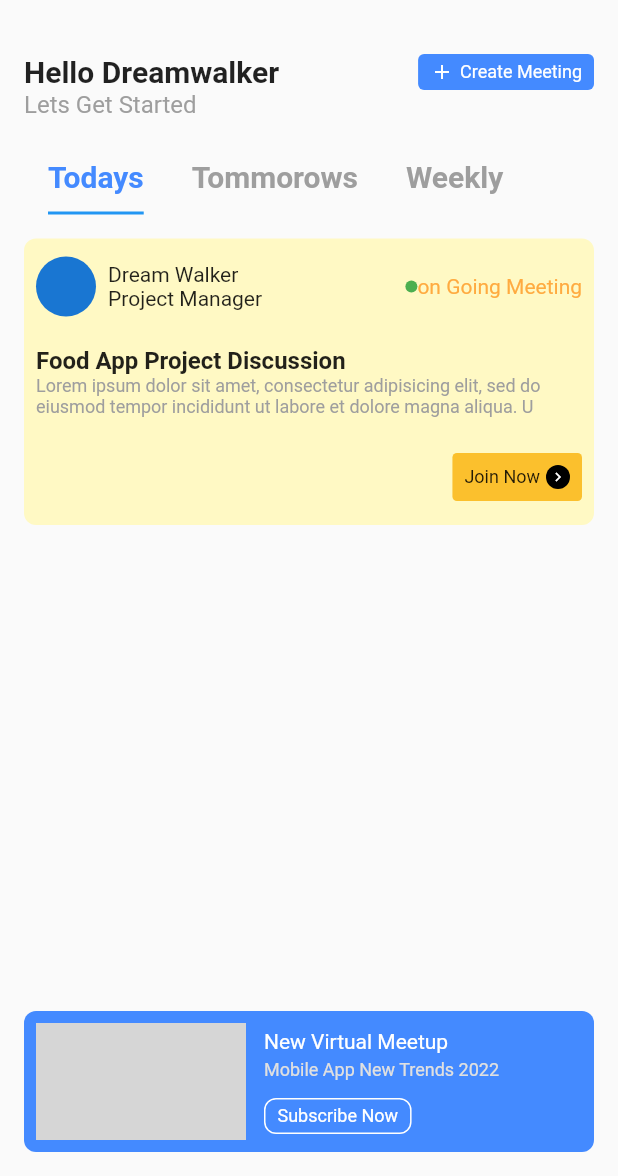
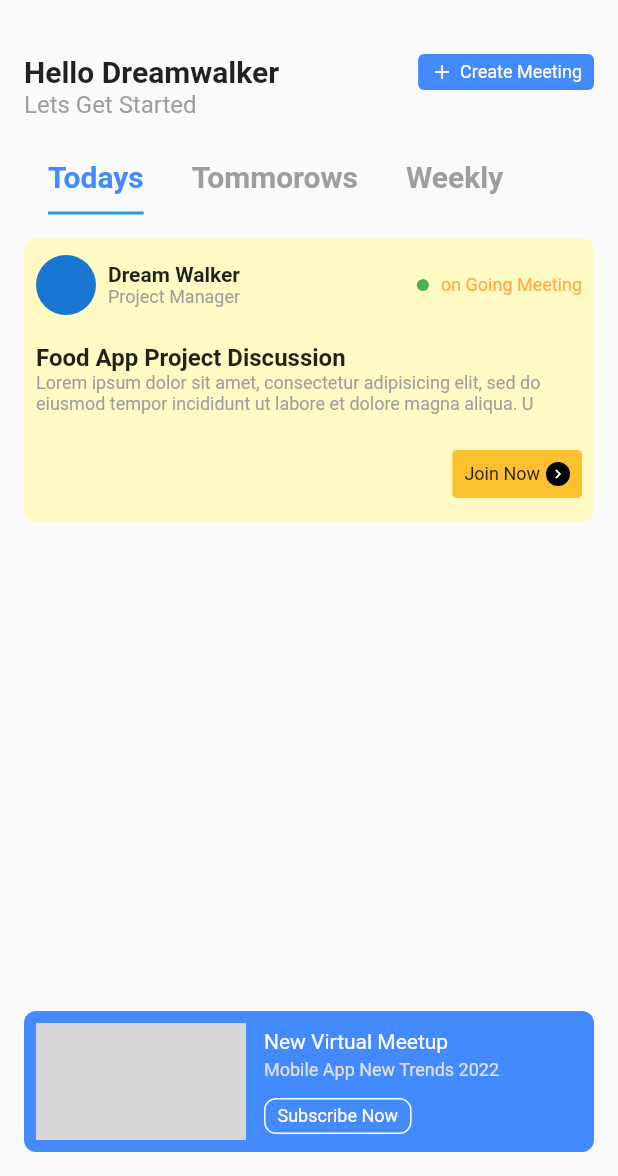
Before and after one commit to JAICHANGPARK/flutter_notebook_19th_story, a Flutter app: the screen it shows after launch, on a phone screen of 412 x 824 dp, the part 60-1236 px from its top. Run offline on Flutter 3.47's test engine with Material 2 defaults, Android fonts, the phone set to English and light mode, and no system bars; our stand-ins replace bubble_tab_indicator, cached_network_image, countup, fl_chart, flutter_riverpod, freezed_annotation and 2 more; network calls fail; grey boxes are pictures that could not be loaded.

Commit message:
Update meeting_todays_widget.dart

```diff
--- a/lib/ep1139_office_meeting_app/src/ui/meeting_todays_widget.dart
+++ b/lib/ep1139_office_meeting_app/src/ui/meeting_todays_widget.dart
@@ -14,59 +14,72 @@ class _MeetingTodaysWidgetState extends State<MeetingTodaysWidget> {
       children: [
         Container(
           decoration: BoxDecoration(color: Colors.yellow[100], borderRadius: BorderRadius.circular(8)),
-          padding: EdgeInsets.all(8),
+          padding: const EdgeInsets.all(8),
           child: Column(
             crossAxisAlignment: CrossAxisAlignment.start,
             children: [
               Row(
                 children: [
-                  CircleAvatar(),
+                  const CircleAvatar(),
                   Padding(
                     padding: const EdgeInsets.all(8.0),
                     child: Column(
                       crossAxisAlignment: CrossAxisAlignment.start,
-                      children: [
-                        Text("Dream Walker"),
-                        Text("Project Manager"),
+                      children: const [
+                        Text(
+                          "Dream Walker",
+                          style: TextStyle(
+                            fontSize: 14,
+                            fontWeight: FontWeight.bold,
+                          ),
+                        ),
+                        Text(
+                          "Project Manager",
+                          style: TextStyle(
+                            fontSize: 12,
+                            color: Colors.grey,
+                          ),
+                        ),
                       ],
                     ),
                   ),
-                  Spacer(),
-                  CircleAvatar(
+                  const Spacer(),
+                  const CircleAvatar(
                     radius: 4,
                     backgroundColor: Colors.green,
                   ),
-                  Text(
+                  const SizedBox(
+                    width: 8,
+                  ),
+                  const Text(
                     "on Going Meeting",
-                    style: TextStyle(
-                      color: Colors.orangeAccent,
-                    ),
+                    style: TextStyle(color: Colors.orangeAccent, fontSize: 12),
                   )
                 ],
               ),
-              SizedBox(
+              const SizedBox(
                 height: 16,
               ),
-              Text(
+              const Text(
                 "Food App Project Discussion",
                 style: TextStyle(
                   fontWeight: FontWeight.bold,
                   fontSize: 16,
                 ),
               ),
-              Text(
+              const Text(
                 "Lorem ipsum dolor sit amet, consectetur adipisicing elit, sed do eiusmod tempor incididunt ut labore et dolore magna aliqua. U",
                 style: TextStyle(
                   fontSize: 12,
                   color: Colors.grey,
                 ),
               ),
-              SizedBox(
+              const SizedBox(
                 height: 16,
               ),
               Row(
                 children: [
-                  Expanded(
+                  const Expanded(
                     child: SizedBox(
                       height: 48,
                     ),
@@ -76,9 +89,9 @@ class _MeetingTodaysWidgetState extends State<MeetingTodaysWidget> {
                       color: Colors.yellow[700],
                       borderRadius: BorderRadius.circular(3),
                     ),
-                    padding: EdgeInsets.all(8),
+                    padding: const EdgeInsets.all(8),
                     child: Row(
-                      children: [
+                      children: const [
                         Text(
                           "Join Now",
                           style: TextStyle(
```
